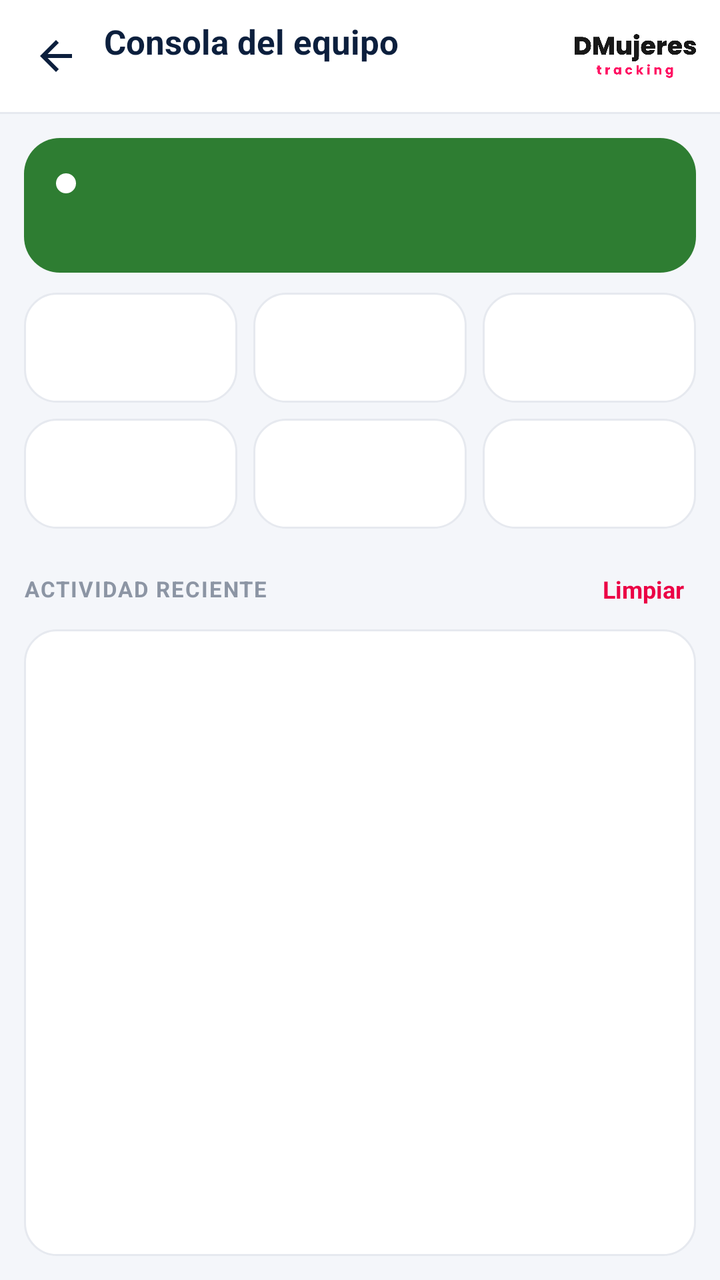
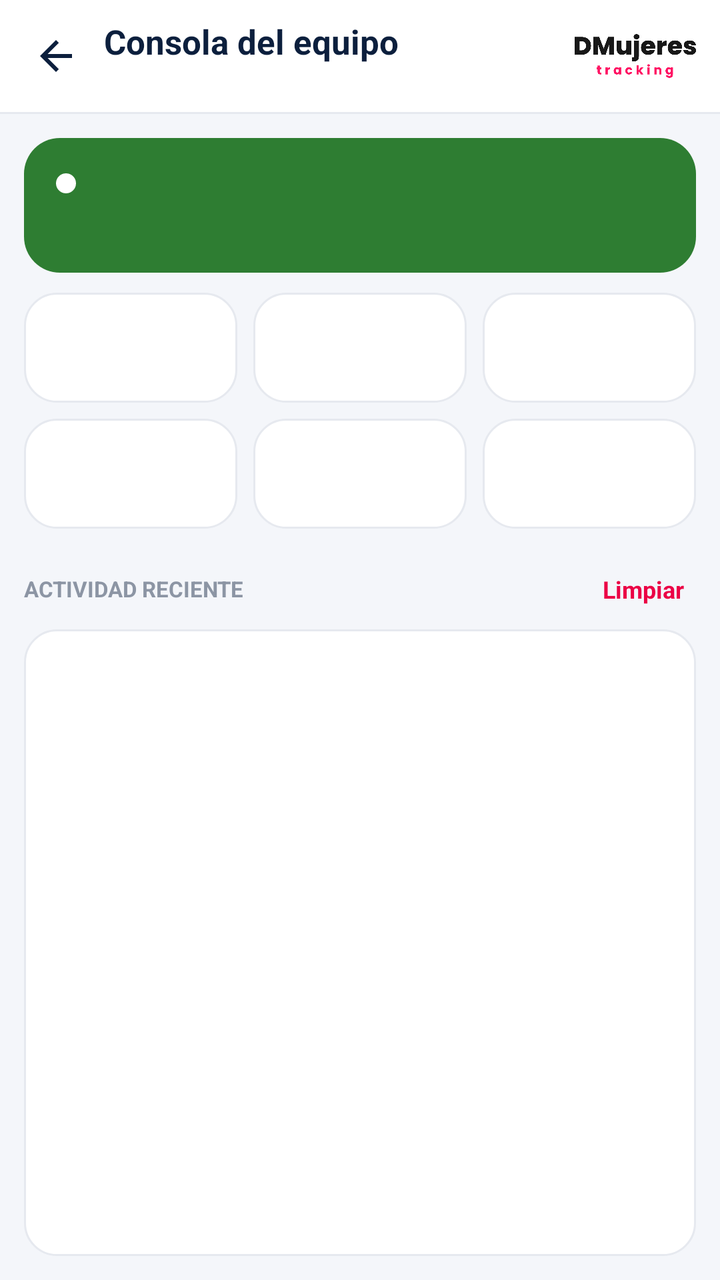

Screens rendered from an Android XML layout before and after an edit, with the pre-edit source and the edit as a unified diff.
<!-- AndroidManifest.xml: application theme AppTheme -->
<!-- res/layout/activity_status.xml -->
<?xml version="1.0" encoding="utf-8"?>
<LinearLayout xmlns:android="http://schemas.android.com/apk/res/android"
    android:layout_width="match_parent"
    android:layout_height="match_parent"
    android:background="@color/canvas"
    android:orientation="vertical">

    <LinearLayout
        android:layout_width="match_parent"
        android:layout_height="56dp"
        android:background="@color/surface"
        android:gravity="center_vertical"
        android:orientation="horizontal"
        android:paddingStart="4dp"
        android:paddingEnd="12dp">

        <ImageButton
            android:id="@+id/console_back"
            android:layout_width="48dp"
            android:layout_height="48dp"
            android:background="?attr/selectableItemBackgroundBorderless"
            android:contentDescription="@string/journey_confirm_cancel"
            android:src="@drawable/ds_ic_back" />

        <LinearLayout
            android:layout_width="0dp"
            android:layout_height="wrap_content"
            android:layout_weight="1"
            android:orientation="vertical">

            <TextView
                android:layout_width="wrap_content"
                android:layout_height="wrap_content"
                android:text="@string/console_title"
                android:textColor="@color/text_primary"
                android:textSize="17sp"
                android:textStyle="bold" />

            <TextView
                android:id="@+id/console_subtitle"
                android:layout_width="wrap_content"
                android:layout_height="wrap_content"
                android:textColor="@color/text_tertiary"
                android:textSize="11sp" />
        </LinearLayout>

        <ImageView
            android:layout_width="wrap_content"
            android:layout_height="22dp"
            android:adjustViewBounds="true"
            android:contentDescription="@string/app_logo"
            android:src="@drawable/logo_banner" />
    </LinearLayout>

    <View
        android:layout_width="match_parent"
        android:layout_height="1dp"
        android:background="@color/line" />

        <LinearLayout
            android:layout_width="match_parent"
            android:layout_height="0dp"
            android:layout_weight="1"
            android:orientation="vertical"
            android:padding="12dp">

            
            <LinearLayout
                android:id="@+id/status_card"
                android:layout_width="match_parent"
                android:layout_height="wrap_content"
                android:background="@drawable/ds_status_ok"
                android:orientation="vertical"
                android:paddingStart="16dp"
                android:paddingTop="12dp"
                android:paddingEnd="16dp"
                android:paddingBottom="12dp">

                <LinearLayout
                    android:layout_width="wrap_content"
                    android:layout_height="wrap_content"
                    android:gravity="center_vertical"
                    android:orientation="horizontal">

                    <ImageView
                        android:layout_width="10dp"
                        android:layout_height="10dp"
                        android:importantForAccessibility="no"
                        android:src="@drawable/ds_dot" />

                    <TextView
                        android:id="@+id/status_state"
                        android:layout_width="wrap_content"
                        android:layout_height="wrap_content"
                        android:layout_marginStart="8dp"
                        android:textColor="@color/white"
                        android:textSize="16sp"
                        android:textStyle="bold" />
                </LinearLayout>

                <TextView
                    android:id="@+id/status_journey"
                    android:layout_width="wrap_content"
                    android:layout_height="wrap_content"
                    android:layout_marginTop="4dp"
                    android:textColor="#E6FFFFFF"
                    android:textSize="13sp" />
            </LinearLayout>

            <LinearLayout
                android:layout_width="match_parent"
                android:layout_height="wrap_content"
                android:layout_marginTop="10dp"
                android:orientation="horizontal">

                <include android:id="@+id/tile_gps" layout="@layout/console_tile" />
                <Space android:layout_width="8dp" android:layout_height="1dp" />
                <include android:id="@+id/tile_fix" layout="@layout/console_tile" />
                <Space android:layout_width="8dp" android:layout_height="1dp" />
                <include android:id="@+id/tile_net" layout="@layout/console_tile" />
            </LinearLayout>

            <LinearLayout
                android:layout_width="match_parent"
                android:layout_height="wrap_content"
                android:layout_marginTop="8dp"
                android:orientation="horizontal">

                <include android:id="@+id/tile_pending" layout="@layout/console_tile" />
                <Space android:layout_width="8dp" android:layout_height="1dp" />
                <include android:id="@+id/tile_battery" layout="@layout/console_tile" />
                <Space android:layout_width="8dp" android:layout_height="1dp" />
                <include android:id="@+id/tile_sync" layout="@layout/console_tile" />
            </LinearLayout>

            <LinearLayout
                android:layout_width="match_parent"
                android:layout_height="wrap_content"
                android:layout_marginTop="16dp"
                android:gravity="center_vertical"
                android:orientation="horizontal">

                <TextView
                    android:layout_width="0dp"
                    android:layout_height="wrap_content"
                    android:layout_weight="1"
                    android:letterSpacing="0.06"
                    android:text="@string/console_activity"
                    android:textColor="@color/text_tertiary"
                    android:textSize="11sp"
                    android:textStyle="bold" />

                <TextView
                    android:id="@+id/console_clear"
                    android:layout_width="wrap_content"
                    android:layout_height="wrap_content"
                    android:background="?attr/selectableItemBackground"
                    android:padding="6dp"
                    android:text="@string/console_clear"
                    android:textColor="@color/primary"
                    android:textSize="12sp"
                    android:textStyle="bold" />
            </LinearLayout>

            
            <ScrollView
                android:layout_width="match_parent"
                android:layout_height="0dp"
                android:layout_marginTop="6dp"
                android:layout_weight="1"
                android:background="@drawable/ds_surface"
                android:fadeScrollbars="true"
                android:scrollbarSize="2dp">

                <LinearLayout
                    android:id="@+id/console_list"
                    android:layout_width="match_parent"
                    android:layout_height="wrap_content"
                    android:orientation="vertical"
                    android:paddingStart="14dp"
                    android:paddingTop="4dp"
                    android:paddingEnd="14dp"
                    android:paddingBottom="4dp" />
            </ScrollView>
        </LinearLayout>

</LinearLayout>
<!-- res/layout/console_tile.xml (included above) -->
<?xml version="1.0" encoding="utf-8"?>
<LinearLayout xmlns:android="http://schemas.android.com/apk/res/android"
    android:layout_width="0dp"
    android:layout_height="wrap_content"
    android:layout_weight="1"
    android:background="@drawable/ds_surface"
    android:orientation="vertical"
    android:paddingStart="10dp"
    android:paddingTop="9dp"
    android:paddingEnd="10dp"
    android:paddingBottom="9dp">

    <LinearLayout
        android:layout_width="match_parent"
        android:layout_height="wrap_content"
        android:gravity="center_vertical"
        android:orientation="horizontal">

        <ImageView
            android:id="@+id/tile_icon"
            android:layout_width="15dp"
            android:layout_height="15dp"
            android:importantForAccessibility="no" />

        <TextView
            android:id="@+id/tile_label"
            android:layout_width="0dp"
            android:layout_height="wrap_content"
            android:layout_marginStart="6dp"
            android:layout_weight="1"
            android:ellipsize="end"
            android:maxLines="1"
            android:textColor="@color/text_secondary"
            android:textSize="11sp" />
    </LinearLayout>

    <TextView
        android:id="@+id/tile_value"
        android:layout_width="match_parent"
        android:layout_height="wrap_content"
        android:layout_marginTop="3dp"
        android:ellipsize="end"
        android:maxLines="1"
        android:textColor="@color/text_primary"
        android:textSize="14sp"
        android:textStyle="bold" />
</LinearLayout>
<!-- resources referenced by this layout -->
<resources>
  <color name="canvas">#F4F6FA</color>
  <color name="line">#E6E9EF</color>
  <color name="primary">#EB0045</color>
  <color name="surface">#FFFFFF</color>
  <color name="text_primary">#0C1F3D</color>
  <color name="text_secondary">#5B6576</color>
  <color name="text_tertiary">#8C95A4</color>
  <color name="white">#FFFFFF</color>
  <!-- drawable ds_dot (drawable) -->
  <?xml version="1.0" encoding="utf-8"?>
  <shape xmlns:android="http://schemas.android.com/apk/res/android" android:shape="oval">
      <solid android:color="@color/white" />
      <size android:width="8dp" android:height="8dp" />
  </shape>
  <!-- drawable ds_ic_back (drawable) -->
  <?xml version="1.0" encoding="utf-8"?>
  <vector xmlns:android="http://schemas.android.com/apk/res/android"
      android:width="24dp" android:height="24dp" android:viewportWidth="24" android:viewportHeight="24"
      android:tint="@color/text_primary">
      <path android:fillColor="@android:color/white" android:pathData="M20,11H7.83l5.59,-5.59L12,4l-8,8 8,8 1.41,-1.41L7.83,13H20v-2z" />
  </vector>
  <!-- drawable ds_status_ok (drawable) -->
  <?xml version="1.0" encoding="utf-8"?>
  <shape xmlns:android="http://schemas.android.com/apk/res/android" android:shape="rectangle">
      <solid android:color="@color/status_ok" />
      <corners android:radius="18dp" />
  </shape>
  <!-- drawable ds_surface (drawable) -->
  <?xml version="1.0" encoding="utf-8"?>
  <shape xmlns:android="http://schemas.android.com/apk/res/android" android:shape="rectangle">
      <solid android:color="@color/surface" />
      <stroke android:width="1dp" android:color="@color/line" />
      <corners android:radius="16dp" />
  </shape>
  <!-- drawable logo_banner: png bitmap (drawable-nodpi, 27269 bytes) -->
  <string name="app_logo">DMujeres Tracking</string>
  <string name="console_activity">ACTIVIDAD RECIENTE</string>
  <string name="console_clear">Limpiar</string>
  <string name="console_title">Consola del equipo</string>
  <string name="journey_confirm_cancel">Cancelar</string>
  <style name="AppTheme" parent="Theme.AppCompat.Light.NoActionBar">
          <item name="colorPrimary">@color/primary</item>
          <item name="colorPrimaryDark">@color/primary_dark</item>
          <item name="colorAccent">@color/accent</item>
          <item name="android:windowOptOutEdgeToEdgeEnforcement">true</item>
          
          <item name="android:windowBackground">@color/white</item>
      </style>
  <color name="status_ok">#2E7D32</color>
  <color name="primary_dark">#C4003B</color>
  <color name="accent">#FF1464</color>
</resources>

<!-- the commit's change to res/layout/activity_status.xml (unified diff, before → after) -->
@@ -144,7 +144,6 @@
                     android:layout_width="0dp"
                     android:layout_height="wrap_content"
                     android:layout_weight="1"
-                    android:letterSpacing="0.06"
                     android:text="@string/console_activity"
                     android:textColor="@color/text_tertiary"
                     android:textSize="11sp"
